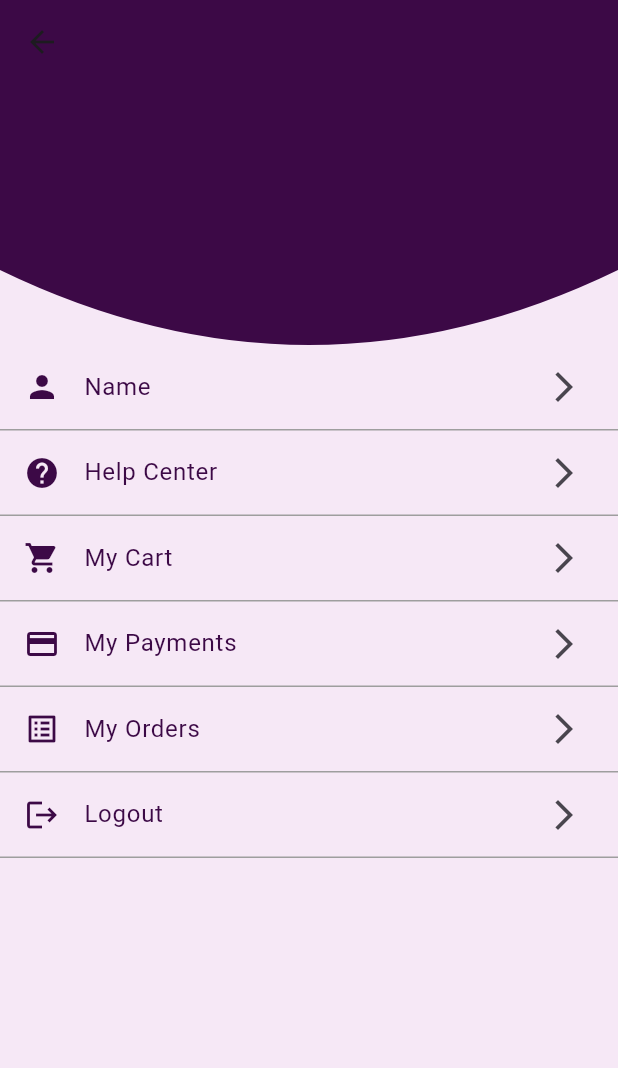
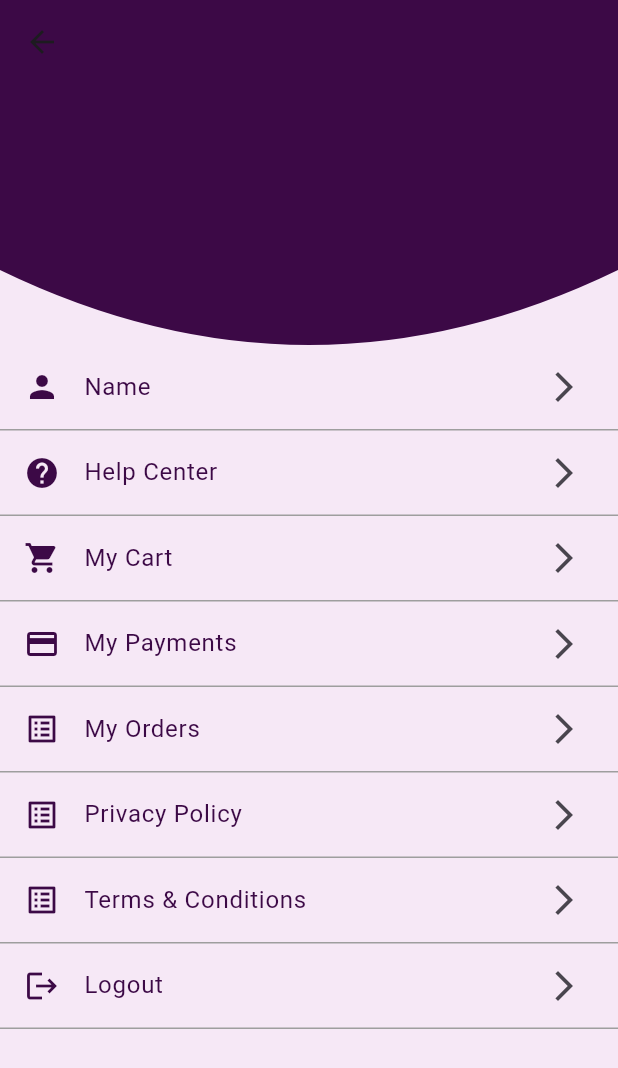
Before and after one commit to Ansinarose/cutomer_app, a Flutter app: the ProfileScreen screen opened directly, on a phone screen of 412 x 824 dp. Shown: the top 1068 px of the screen. Run offline on Flutter 3.47's test engine with Material 3 defaults, Android fonts, the light colour scheme and no system bars; our stand-ins replace bloc, cloud_firestore, curved_navigation_bar, equatable, firebase_auth, firebase_core and 7 more; missing offline and left inert: razorpay_flutter; accounts and stored records are empty.

Commit message:
key generated

```diff
--- a/lib/features/booking/views/booking_screen.dart
+++ b/lib/features/booking/views/booking_screen.dart
@@ -139,7 +139,9 @@ class _BookingScreenState extends State<BookingScreen> {
         });
 
         setState(() => _isLoading = false);
-        ScaffoldMessenger.of(context).showSnackBar(SnackBar(content: Text('Booking successful!')));
+        ScaffoldMessenger.of(context).showSnackBar(
+          SnackBar(backgroundColor: AppColors.textPrimaryColor,
+            content: Text('Booking successful!',style: AppTextStyles.whiteBody,)));
         Navigator.of(context).pushAndRemoveUntil(
           MaterialPageRoute(builder: (context) => HomeScreen()),
           (Route<dynamic> route) => false,
--- a/lib/features/profile/views/profile_screen.dart
+++ b/lib/features/profile/views/profile_screen.dart
@@ -11,7 +11,9 @@ import 'package:customer_application/features/booking/views/booking_screen.dart'
 import 'package:customer_application/features/cart/views/cart_screen.dart';
 import 'package:customer_application/features/chat/views/chat_screen.dart';
 import 'package:customer_application/features/payment/views/payment_history_screen.dart';
+import 'package:customer_application/features/privacy_policy/views/privacy_policy_screen.dart';
 import 'package:customer_application/features/profile/views/profile_details_screen.dart';
+import 'package:customer_application/features/terms_conditions/view/termsand_conditions.dart';
 import 'package:flutter/material.dart';
 import 'package:flutter_bloc/flutter_bloc.dart';
 
@@ -76,6 +78,20 @@ class ProfileScreen extends StatelessWidget {
                           Navigator.of(context).push(MaterialPageRoute(builder: (context)=> BasketScreen()));
                         },
                       ),
+                        _buildListTile(
+                        title: 'Privacy Policy',
+                        icon: Icons.list_alt,
+                        onTap: () {
+                          Navigator.of(context).push(MaterialPageRoute(builder: (context)=> PrivacyPolicyScreen()));
+                        },
+                      ),
+                        _buildListTile(
+                        title: 'Terms & Conditions',
+                        icon: Icons.list_alt,
+                        onTap: () {
+                          Navigator.of(context).push(MaterialPageRoute(builder: (context)=> TermsAndConditionsScreen()));
+                        },
+                      ),
                       _buildListTile(
                         title: 'Logout',
                         icon: Icons.logout,
--- a/pubspec.yaml
+++ b/pubspec.yaml
@@ -56,7 +56,12 @@ dependencies:
 dev_dependencies:
   flutter_test:
     sdk: flutter
+  flutter_launcher_icons: "^0.13.1"
 
+flutter_launcher_icons:
+  android: "launcher_icon"
+  ios: true
+  image_path: "assets/images/387-3872576_purple-home-5-icon-free-icons-house-with.png"
   # The "flutter_lints" package below contains a set of recommended lints to
   # encourage good coding practices. The lint set provided by the package is
   # activated in the `analysis_options.yaml` file located at the root of your
```
Also changed, not shown: pubspec.lock, 32 other files.
